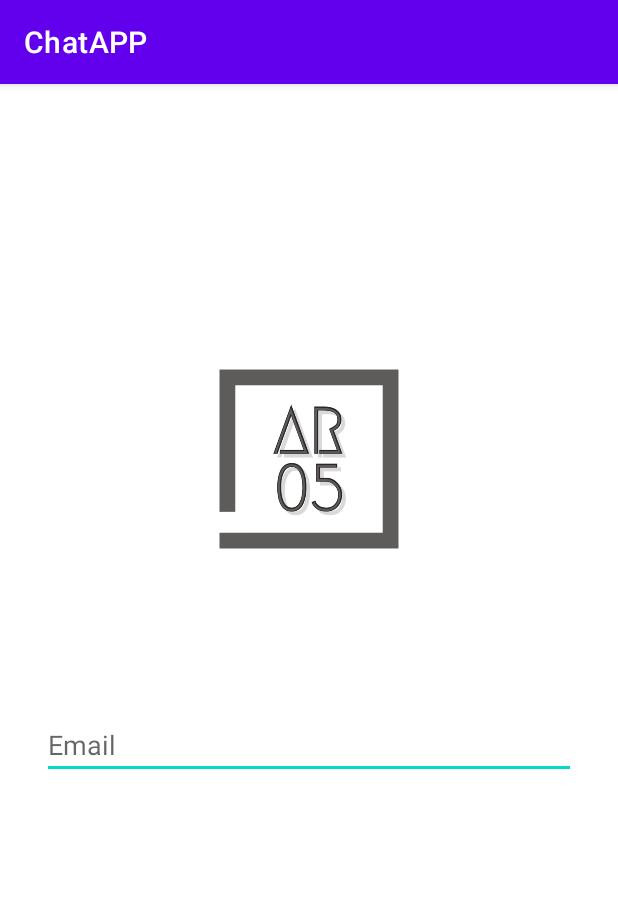
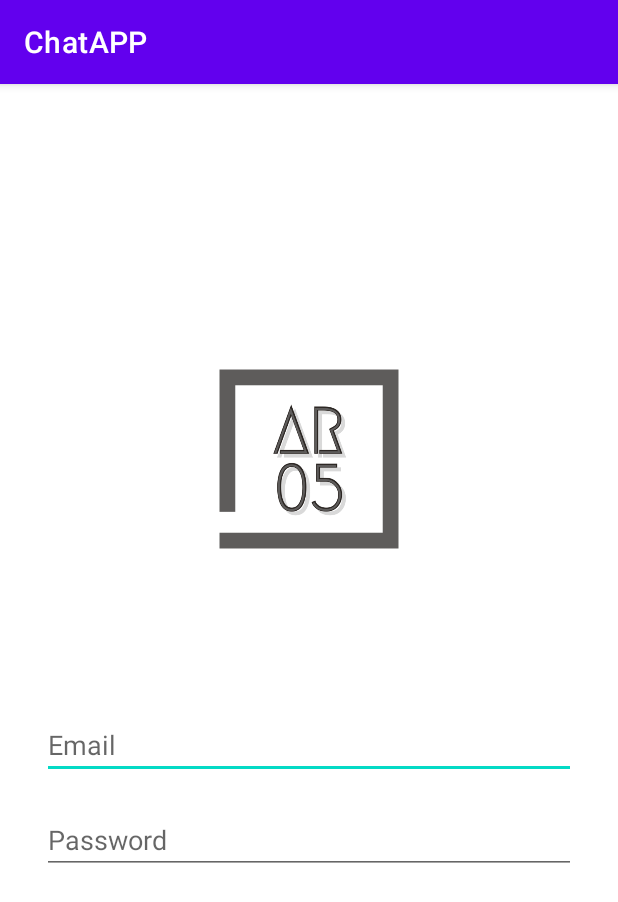
Before and after one commit to Aryan61905/ChatAPP-Git-, an Android app: the Login screen opened directly, with no data from a screen before it, on a phone screen of 412 x 824 dp. Shown: the top 902 px of the screen. Run offline under Robolectric (Android 15) with nearby library versions, the phone set to English and light mode, and no system bars.

Commit message:
Update:Added previous unstaged commits

```diff
--- a/app/src/main/res/layout/activity_login.xml
+++ b/app/src/main/res/layout/activity_login.xml
@@ -22,7 +22,15 @@
         android:hint="Email"
         android:layout_marginLeft="28dp"
         android:layout_marginRight="28dp"/>
-
+    <EditText
+        android:id="@+id/edt_password"
+        android:layout_width="match_parent"
+        android:layout_height="wrap_content"
+        android:layout_below="@id/edt_email"
+        android:layout_marginTop="18dp"
+        android:hint="Password"
+        android:layout_marginLeft="28dp"
+        android:layout_marginRight="28dp"/>
 
 
 
```
